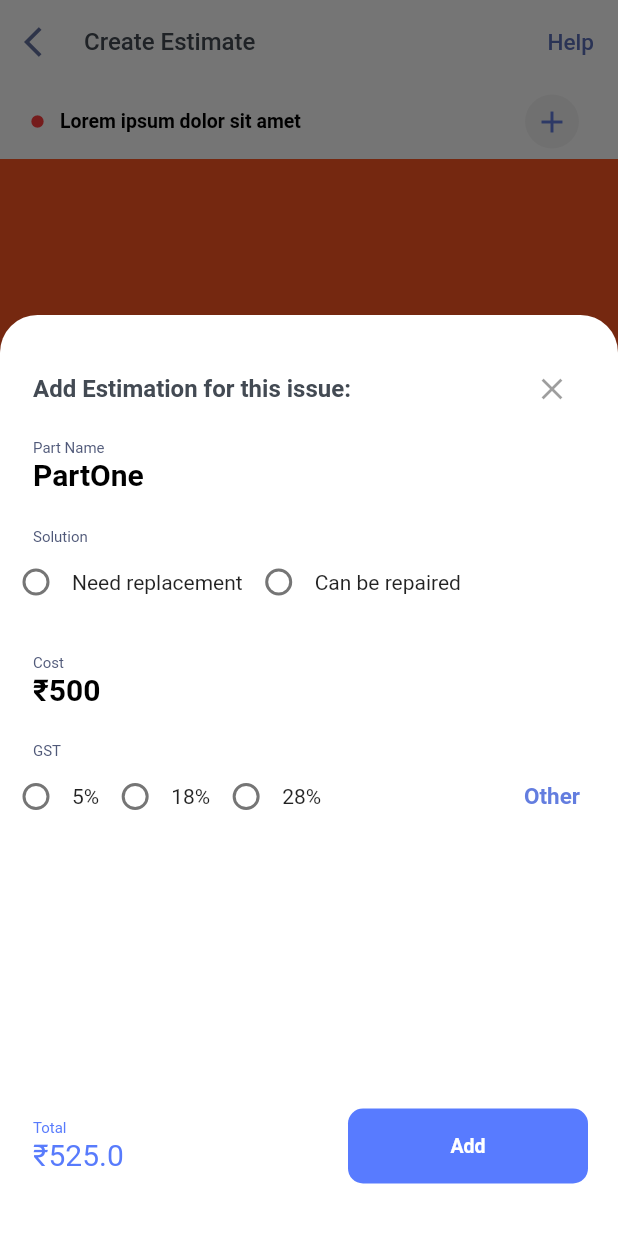
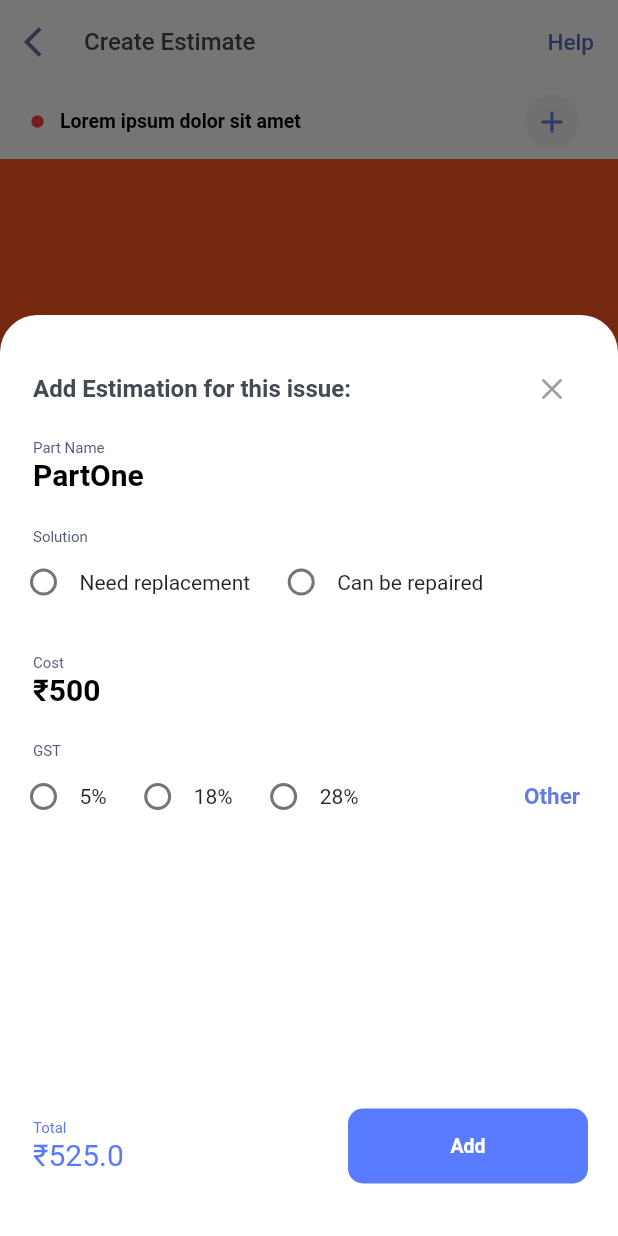
Before and after one commit to Puru-007/carselona_1, a Flutter app: the screen it shows after launch, after a tap on the "add" icon, on a phone screen of 412 x 824 dp. Run offline on Flutter 3.47's test engine with Material 2 defaults, Android fonts, the phone set to English and light mode, and no system bars; our stand-ins replace flutter_hex_color; Roboto replaces fonts that are missing (ProximaNova-Semibold).

Commit message:
LabeledRadio working

```diff
--- a/lib/myRadio1.dart
+++ b/lib/myRadio1.dart
@@ -6,48 +6,49 @@ import 'package:flutter_hex_color/flutter_hex_color.dart';
 import 'package:carselona1/radioCheck.dart';
 
 
-//class LabeledRadio extends StatelessWidget {
-//  const LabeledRadio({
-//    this.label,
-//    this.padding,
-//    this.groupValue,
-//    this.value,
-//    this.onChanged,
-//
-//
-//  });
-//
-//  final String label;
-//  final EdgeInsets padding;
-//  final bool groupValue;
-//  final bool value;
-//  final Function onChanged;
-//
-//
-//  @override
-//  Widget build(BuildContext context) {
-//    return InkWell(
-//      onTap: () {
-//        if (value != groupValue) onChanged(value);
-//      },
-//      child: Padding(
-//        padding: padding,
-//        child: Row(
-//          children: MyStatefulWidget1().map((titles) => Wrap (children: <Widget>[
-//            Radio<bool>(
-//              groupValue: groupValue,
-//              value: value,
-//              onChanged: (bool newValue) {
-//                onChanged(newValue);
-//              },
-//            ),
-//            Text(label),
-//          ],)).toList()
-//        ),
-//      ),
-//    );
-//  }
-//}
+class LabeledRadio extends StatelessWidget {
+  const LabeledRadio({
+    this.label,
+    this.padding,
+    this.groupValue,
+    this.value,
+    this.onChanged,
+
+
+  });
+
+  final String label;
+  final EdgeInsets padding;
+  final String groupValue;
+  final String value;
+  final Function onChanged;
+
+
+  @override
+  Widget build(BuildContext context) {
+    return InkWell(
+      onTap: () {
+        if (value != groupValue)
+          onChanged(value);
+      },
+      child: Padding(
+        padding: padding,
+        child: Row(
+          children: <Widget>[
+            Radio(
+              groupValue: groupValue,
+              value: value,
+              onChanged: (val) {
+                onChanged(val);
+              },
+            ),
+            Text(label),
+          ],
+        ),
+      ),
+    );
+  }
+}
 
 
 class MyStatefulWidget1 extends StatefulWidget {
@@ -79,19 +80,21 @@ class MyStatefulWidget1State extends State<MyStatefulWidget1> {
         children: radioTitle.map((titles) => Row(children: <Widget>[
 
 
-          Radio(
+          LabeledRadio(
+            label: "$titles",
             value: "$titles",
             groupValue: _radioValue,
+            padding: const EdgeInsets.symmetric(horizontal: 5.0),
             onChanged: (val) {
               setState(() {
                 _radioValue = val;
               });
             } ,
           ),
-          Text(
-            '$titles',
-
-          ),
+//          Text(
+//            '$titles',
+//
+//          ),
 // TODO-12: inside children array we will create a row(this row will have Radio and Text widget) using map() + toList() + Spread properties to create our radio button and Title text widget
           //done
           //TODO-13: Create Radio and Text Widget only once and set the text for Text Widget as "$title" and value, groupValue of Radio "$title".
```
